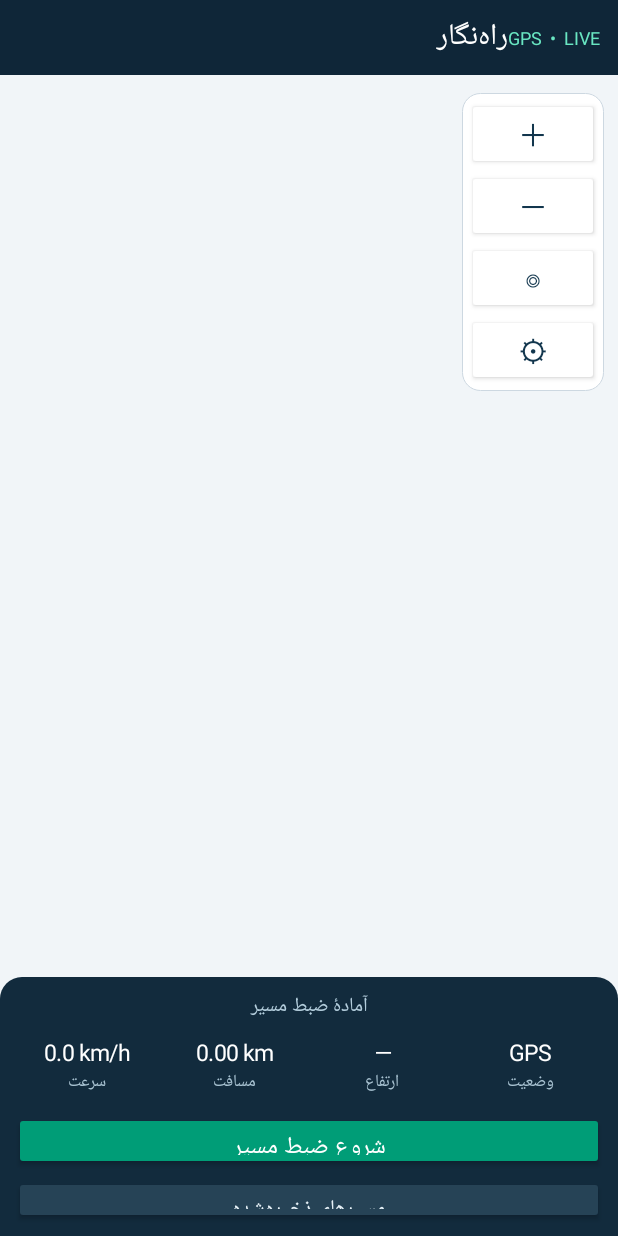
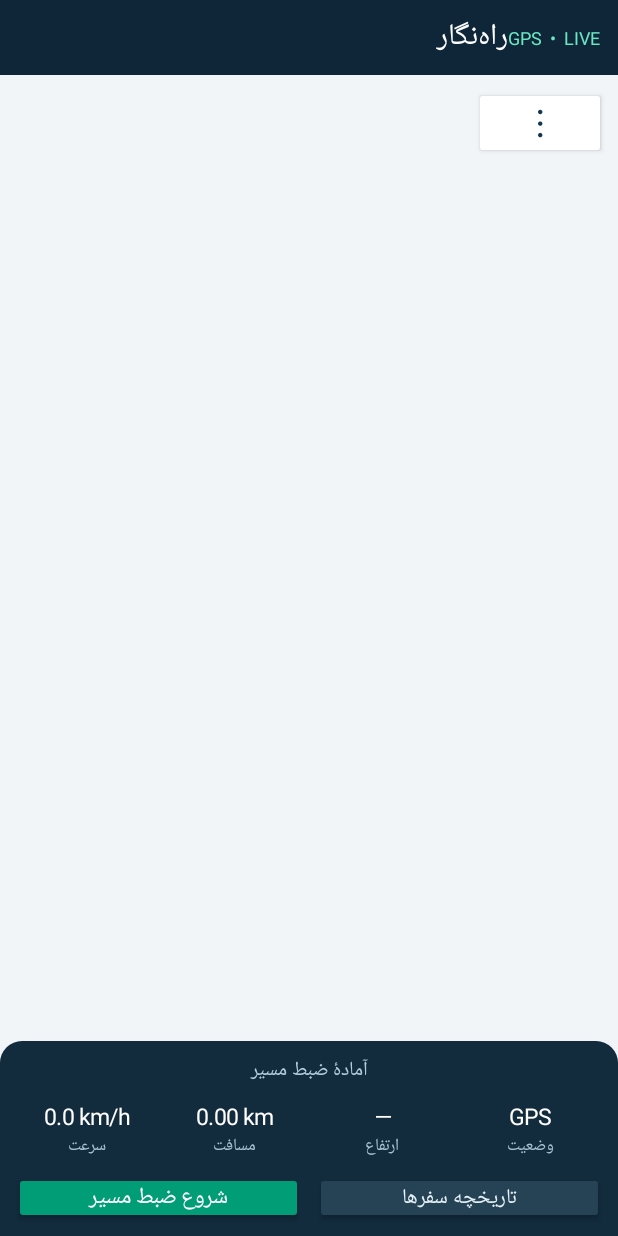
Before and after one commit to Payam14050/RouteRecorderAndroid, an Android app: the screen it shows after launch (RouteHomeActivity), on a phone screen of 412 x 824 dp. Run offline under Robolectric (Android 15) with nearby library versions, the phone set to English and light mode, and no system bars; libraries missing offline, so code that uses them is left out: org.osmdroid.config, org.osmdroid.tileprovider, org.osmdroid.util, org.osmdroid.views; pictures from the network do not load; 11 statements that could not run were skipped.

Commit message:
Improve map controls, compact trip actions and configurable route color

```diff
--- a/app/src/main/java/net/osmtracker/route/RouteHomeActivity.kt
+++ b/app/src/main/java/net/osmtracker/route/RouteHomeActivity.kt
@@ -114,24 +114,36 @@ class RouteHomeActivity : AppCompatActivity() {
             }
             false
         }
-        val mapActions = LinearLayout(this).apply {
-            orientation = LinearLayout.VERTICAL
-            gravity = Gravity.CENTER
-            setPadding(5, 5, 5, 5)
-            background = android.graphics.drawable.GradientDrawable().apply {
-                setColor(Color.WHITE)
-                cornerRadius = 18f
-                setStroke(1, Color.rgb(205, 216, 225))
+        // Keep map controls minimal: zoom remains available through pinch gestures.
+        val menuButton = Button(this).apply {
+            text = "⋮"
+            textSize = 25f
+            minWidth = 48
+            minHeight = 48
+            setPadding(0, 0, 0, 0)
+            setTextColor(Color.rgb(18, 54, 77))
+            backgroundTintList = android.content.res.ColorStateList.valueOf(Color.WHITE)
+            elevation = 8f
+            setOnClickListener { anchor ->
+                val menu = android.widget.PopupMenu(this@RouteHomeActivity, anchor)
+                menu.menu.add(0, 1, 0, "تاریخچه سفرها")
+                menu.menu.add(0, 2, 1, "تنظیمات و رنگ مسیر")
+                menu.menu.add(0, 3, 2, "بازگشت به موقعیت فعلی")
+                menu.setOnMenuItemClickListener { item ->
+                    when (item.itemId) {
+                        1 -> showHistory()
+                        2 -> showSettings()
+                        3 -> recenter()
+                    }
+                    true
+                }
+                menu.show()
             }
         }
-        mapActions.addView(mapButton("＋") { map.controller.zoomIn() })
-        mapActions.addView(mapButton("－") { map.controller.zoomOut() })
-        mapActions.addView(mapButton("◎") { recenter() })
-        mapActions.addView(mapButton("⚙") { showSettings() })
         val actionParams = FrameLayout.LayoutParams(-2, -2, Gravity.END or Gravity.TOP).apply {
-            setMargins(0, 18, 14, 0)
+            setMargins(0, 12, 12, 0)
         }
-        mapFrame.addView(mapActions, actionParams)
+        mapFrame.addView(menuButton, actionParams)
         root.addView(mapFrame, LinearLayout.LayoutParams(-1, 0, 1f))
 
         val panel = LinearLayout(this).apply {
@@ -166,29 +178,38 @@ class RouteHomeActivity : AppCompatActivity() {
         stats.addView(makeStat("GPS", "وضعیت").second, LinearLayout.LayoutParams(0, -2, 1f))
         panel.addView(stats)
 
+        val actionRow = LinearLayout(this).apply {
+            orientation = LinearLayout.HORIZONTAL
+            gravity = Gravity.CENTER
+        }
+        panel.addView(actionRow, LinearLayout.LayoutParams(-1, -2).apply { topMargin = 8 })
         startButton = Button(this).apply {
             text = "شروع ضبط مسیر"
             isAllCaps = false
-            textSize = 16f
-            minHeight = 58
+            textSize = 15f
+            minHeight = 0
+            setPadding(4, 0, 4, 0)
             setTextColor(Color.WHITE)
             backgroundTintList = android.content.res.ColorStateList.valueOf(Color.rgb(0, 157, 119))
             setOnClickListener { if (recording) stopRecording() else requestAndStart() }
         }
-        panel.addView(startButton, LinearLayout.LayoutParams(-1, 58).apply { topMargin = 12 })
+        actionRow.addView(startButton, LinearLayout.LayoutParams(0, 52, 1f).apply { marginEnd = 6 })
         val historyButton = Button(this).apply {
-            text = "مسیرهای ذخیره‌شده"
+            text = "تاریخچه سفرها"
             isAllCaps = false
+            textSize = 14f
+            minHeight = 0
+            setPadding(4, 0, 4, 0)
             setTextColor(Color.rgb(230, 241, 247))
             backgroundTintList = android.content.res.ColorStateList.valueOf(Color.rgb(38, 67, 86))
             setOnClickListener { showHistory() }
         }
-        panel.addView(historyButton, LinearLayout.LayoutParams(-1, 48).apply { topMargin = 6 })
+        actionRow.addView(historyButton, LinearLayout.LayoutParams(0, 52, 1f).apply { marginStart = 6 })
         root.addView(panel)
         setContentView(root)
 
         line = Polyline().apply {
-            outlinePaint.color = Color.rgb(0, 132, 255)
+            outlinePaint.color = PreferenceManager.getDefaultSharedPreferences(this@RouteHomeActivity).getInt("route_line_color", Color.rgb(0, 132, 255))
             outlinePaint.strokeWidth = 10f
         }
         map.overlays.add(line)
@@ -255,32 +276,39 @@ class RouteHomeActivity : AppCompatActivity() {
 
     private fun showSettings() {
         val options = arrayOf(
+            "انتخاب رنگ مسیر",
             if (followLocation) "دنبال‌کردن خودکار موقعیت: روشن" else "دنبال‌کردن خودکار موقعیت: خاموش",
             "نوع نقشه: خیابانی / توپوگرافی",
-            "بازگشت به موقعیت فعلی",
-            "نمایش شمال در بالای نقشه"
+            "بازگشت به موقعیت فعلی"
         )
         androidx.appcompat.app.AlertDialog.Builder(this)
-            .setTitle("تنظیمات نقشه")
+            .setTitle("تنظیمات")
             .setItems(options) { _, which ->
                 when (which) {
                     0 -> {
+                        val colors = intArrayOf(Color.rgb(0, 132, 255), Color.rgb(0, 180, 110), Color.rgb(230, 65, 65), Color.rgb(150, 75, 220), Color.rgb(255, 145, 0), Color.BLACK)
+                        val names = arrayOf("آبی", "سبز", "قرمز", "بنفش", "نارنجی", "مشکی")
+                        androidx.appcompat.app.AlertDialog.Builder(this)
+                            .setTitle("رنگ مسیر")
+                            .setItems(names) { _, selected ->
+                                PreferenceManager.getDefaultSharedPreferences(this).edit().putInt("route_line_color", colors[selected]).apply()
+                                line.outlinePaint.color = colors[selected]
+                                map.invalidate()
+                            }.setNegativeButton("لغو", null).show()
+                    }
+                    1 -> {
                         followLocation = !followLocation
                         PreferenceManager.getDefaultSharedPreferences(this).edit().putBoolean("route_follow_location", followLocation).apply()
                         Toast.makeText(this, if (followLocation) "دنبال‌کردن موقعیت روشن شد" else "حرکت آزاد نقشه فعال شد", Toast.LENGTH_SHORT).show()
                         if (followLocation) recenter()
                     }
-                    1 -> androidx.appcompat.app.AlertDialog.Builder(this)
+                    2 -> androidx.appcompat.app.AlertDialog.Builder(this)
                         .setTitle("انتخاب لایه نقشه")
                         .setItems(arrayOf("خیابانی (OpenStreetMap)", "توپوگرافی")) { _, layer ->
                             map.setTileSource(if (layer == 0) TileSourceFactory.MAPNIK else TileSourceFactory.USGS_TOPO)
                             map.invalidate()
                         }.setNegativeButton("لغو", null).show()
-                    2 -> recenter()
-                    3 -> {
-                        map.mapOrientation = 0f
-                        Toast.makeText(this, "جهت نقشه: شمال رو به بالا", Toast.LENGTH_SHORT).show()
-                    }
+                    3 -> recenter()
                 }
             }.setNegativeButton("بستن", null).show()
     }
@@ -335,7 +363,7 @@ class RouteHomeActivity : AppCompatActivity() {
                 val selected = trips[i]
                 androidx.appcompat.app.AlertDialog.Builder(this)
                     .setTitle(labels[i])
-                    .setItems(arrayOf("نمایش مسیر روی نقشه", "دریافت خروجی GPX")) { _, action ->
+                    .setItems(arrayOf("نمایش مسیر روی نقشه", "دریافت خروجی GPX", "حذف این سفر")) { _, action ->
                         if (action == 0) {
                             val points = store.points(selected.id)
                             line.points.clear()
@@ -345,7 +373,7 @@ class RouteHomeActivity : AppCompatActivity() {
                                 map.controller.setCenter(latestPoint!!)
                             }
                             map.invalidate()
-                        } else {
+                        } else if (action == 1) {
                             pendingExportTripId = selected.id
                             val intent = Intent(Intent.ACTION_CREATE_DOCUMENT).apply {
                                 addCategory(Intent.CATEGORY_OPENABLE)
@@ -353,6 +381,18 @@ class RouteHomeActivity : AppCompatActivity() {
                                 putExtra(Intent.EXTRA_TITLE, "route_" + selected.id + ".gpx")
                             }
                             startActivityForResult(intent, requestExportGpx)
+                        } else {
+                            androidx.appcompat.app.AlertDialog.Builder(this)
+                                .setTitle("حذف سفر")
+                                .setMessage("این سفر و تمام نقاط GPS آن حذف شود؟")
+                                .setNegativeButton("انصراف", null)
+                                .setPositiveButton("حذف") { _, _ ->
+                                    store.deleteTrip(selected.id)
+                                    line.points.clear()
+                                    restoreLastRoute()
+                                    map.invalidate()
+                                    Toast.makeText(this, "سفر حذف شد", Toast.LENGTH_SHORT).show()
+                                }.show()
                         }
                     }.setNegativeButton("بازگشت", null).show()
             }.setPositiveButton("بستن", null).show()
```
